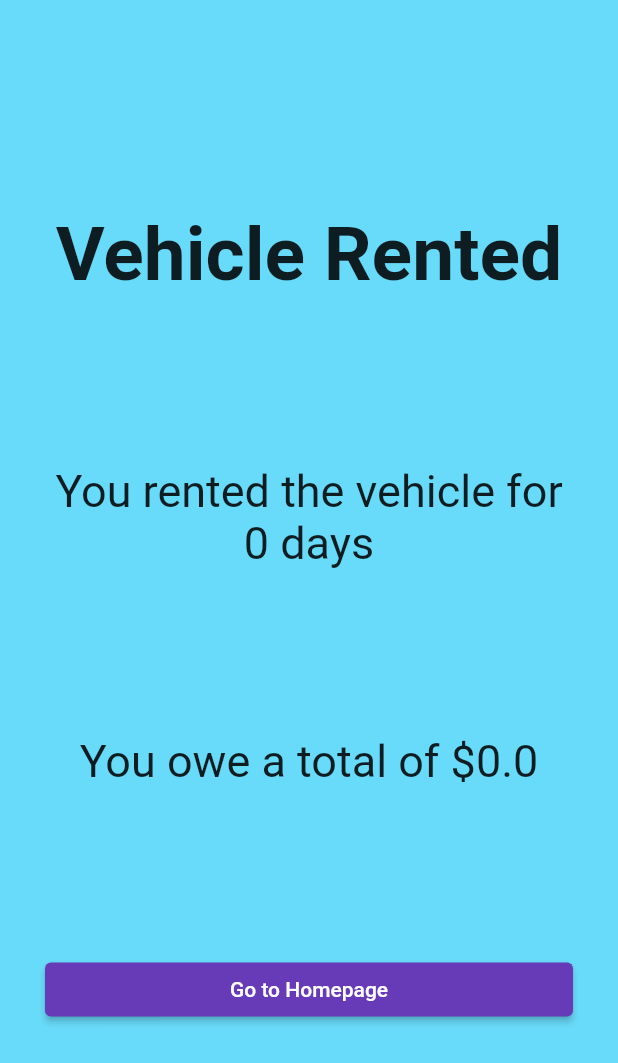
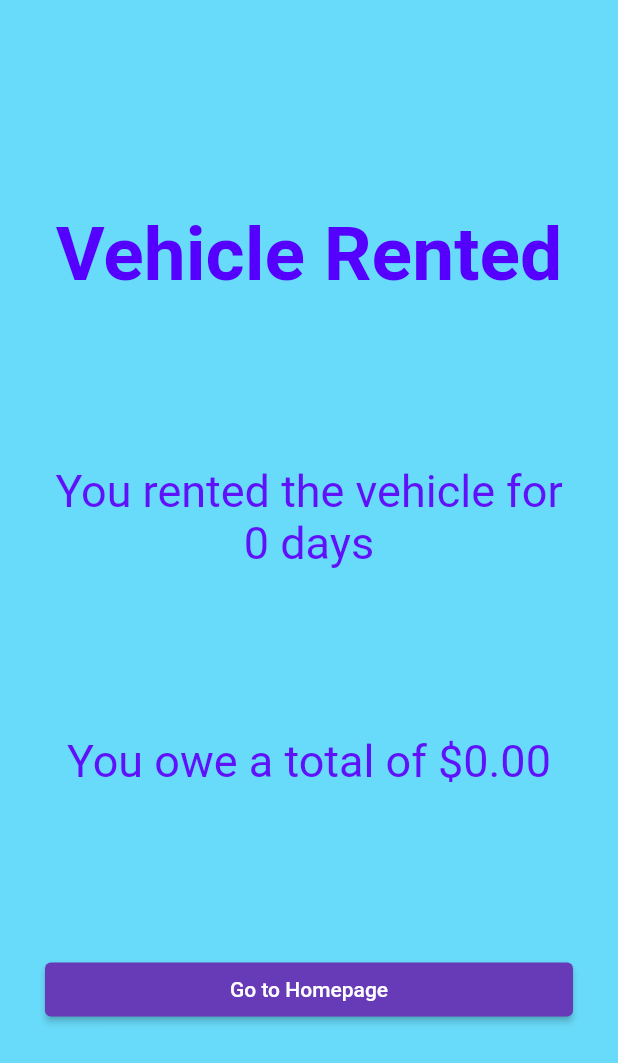
Before and after one commit to MarkTalandron19/vehicle_rental_tester, a Flutter app: the ReceiptScreen screen opened directly with empty values, on a phone screen of 412 x 824 dp. Shown: the top 1063 px of the screen. Run offline on Flutter 3.47's test engine with Material 2 defaults, Android fonts, the phone set to English and light mode, and no system bars; accounts and stored records are empty; network calls fail.

Commit message:
some bug fixes

```diff
--- a/lib/models/vehicle.dart
+++ b/lib/models/vehicle.dart
@@ -1,13 +1,13 @@
 class Vehicle {
-  final String vehicleID;
-  final String vehicleName;
-  final String vehicleModel;
-  final String vehicleBrand;
-  final String vehicleManufacturer;
-  final String vehicleType;
-  final double vehicleRentRate;
-  final bool available;
-  final String image;
+  String? vehicleID;
+  String? vehicleName;
+  String? vehicleModel;
+  String? vehicleBrand;
+  String? vehicleManufacturer;
+  String? vehicleType;
+  double vehicleRentRate;
+  bool? available;
+  String? image;
 
   Vehicle(
       {required this.vehicleID,
@@ -16,7 +16,7 @@ class Vehicle {
       required this.vehicleBrand,
       required this.vehicleManufacturer,
       required this.vehicleType,
-      required this.vehicleRentRate,
+      this.vehicleRentRate = 0,
       required this.available,
       required this.image});
 
--- a/lib/screens/receiptscreen.dart
+++ b/lib/screens/receiptscreen.dart
@@ -13,7 +13,6 @@ class ReceiptScreen extends StatelessWidget {
       child: Scaffold(
         backgroundColor: bgColor,
         body: Center(
-          child: Container(
           child: Padding(
             padding: const EdgeInsets.all(30.0),
             child: Column(
@@ -26,6 +25,7 @@ class ReceiptScreen extends StatelessWidget {
                   style: TextStyle(
                     fontWeight: FontWeight.bold,
                     fontSize: 50,
+                    color: titleColor,
                   ),
                 ),
                 Text(
@@ -33,13 +33,15 @@ class ReceiptScreen extends StatelessWidget {
                   textAlign: TextAlign.center,
                   style: const TextStyle(
                     fontSize: 30,
+                    color: textColor,
                   ),
                 ),
                 Text(
-                    'You owe a total of \$$rentDue',
+                  'You owe a total of \$${rentDue.toStringAsFixed(2)}',
                   textAlign: TextAlign.center,
                   style: const TextStyle(
                     fontSize: 30,
+                    color: textColor,
                   ),
                 ),
                 ElevatedButton(
@@ -56,7 +58,6 @@ class ReceiptScreen extends StatelessWidget {
           ),
         ),
       ),
-      ),
     );
   }
 }
--- a/lib/screens/rentedcars.dart
+++ b/lib/screens/rentedcars.dart
@@ -52,7 +52,7 @@ class _RentedCarsState extends State<RentedCars> {
       final data = json.decode(response.body);
       RentalAgreement agreement = RentalAgreement.fromJson(data);
       setState(() {
-        rentDueMap[vehicleID] = agreement.rentDue;
+        rentDueMap[vehicleID] = agreement.rentDue!;
       });
     } else {
       throw Exception('Failed to get rent due');
```
Also changed, not shown: lib/models/rentalagreement.dart (+6 -6 lines), lib/screens/availablecars.dart (+7 -1 lines), lib/screens/homepage.dart (+22 -7 lines), lib/screens/rentscreen.dart (+13 -7 lines), 2 other files. Lines whose indentation alone changed are shown as unchanged.
